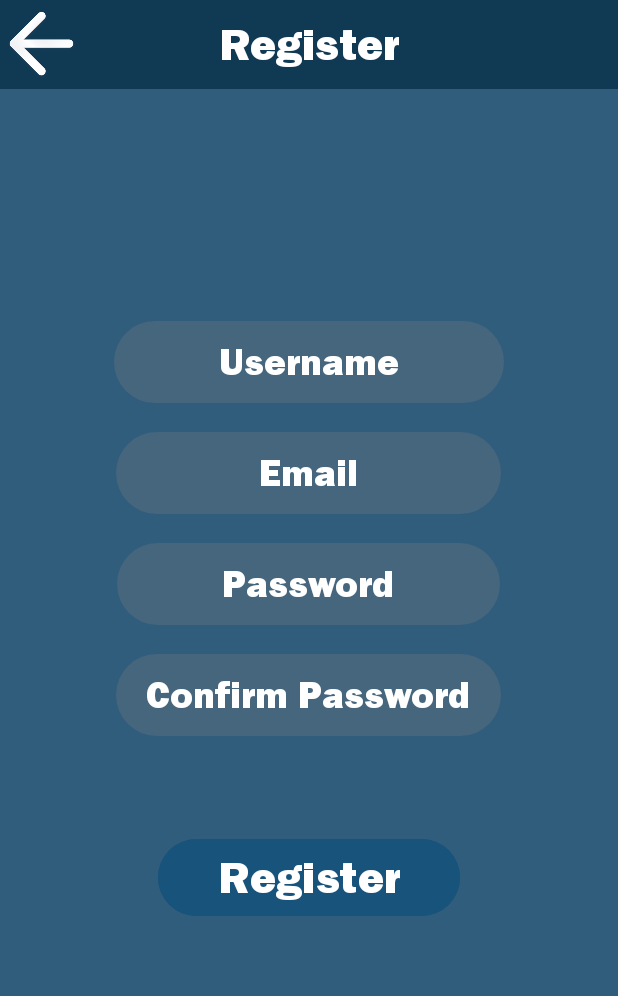
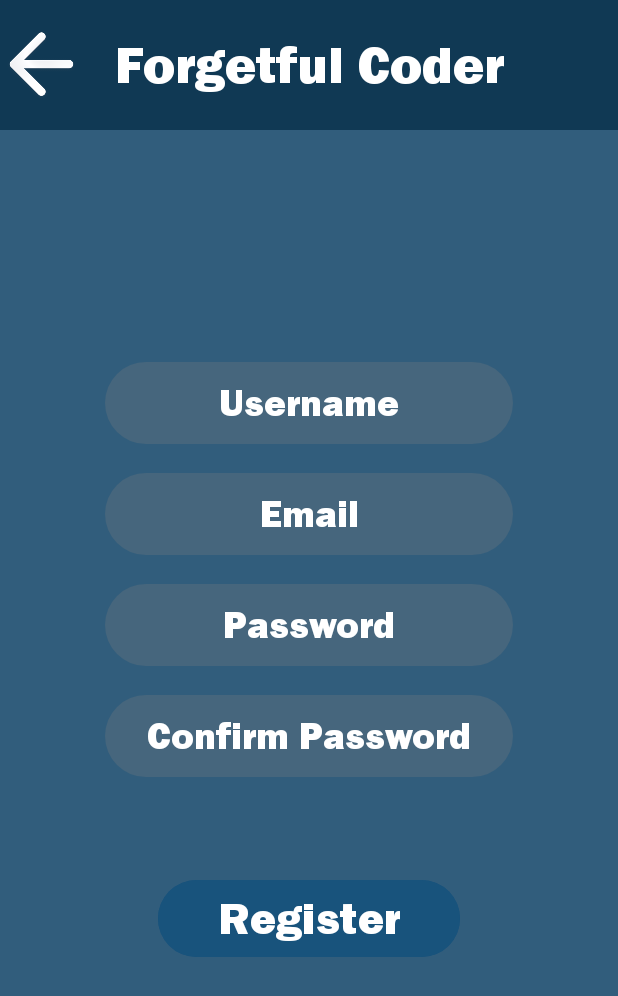
Before and after one commit to 22DP3RGris/ForgetfulCoder, an Android app: the Register screen opened directly, with no data from a screen before it, on a phone screen of 412 x 824 dp. Shown: the top 996 px of the screen. Run offline under Robolectric (Android 15) with nearby library versions, the phone set to English and light mode, and no system bars.

Commit message:
settings and register and login text change

```diff
--- a/app/src/main/res/layout/activity_about.xml
+++ b/app/src/main/res/layout/activity_about.xml
@@ -60,6 +60,7 @@
             android:textSize="30sp"
             android:textColor="@color/white"
             android:layout_marginHorizontal="30dp"
+            android:fontFamily="@font/franklingothicheavy"
             android:text="@string/about_text"
             />
 
--- a/app/src/main/res/layout/activity_register.xml
+++ b/app/src/main/res/layout/activity_register.xml
@@ -5,7 +5,8 @@
     android:layout_width="match_parent"
     android:layout_height="match_parent"
     tools:context=".Register"
-    android:background="@color/background">
+    android:background="@color/background"
+    >
 
     <TextView
         android:id="@+id/navBarFill"
@@ -25,12 +26,12 @@
 
     <TextView
         android:id="@+id/headcat"
-        android:text="@string/register"
+        android:text="@string/forgetful_coder"
         android:fontFamily="@font/franklingothicheavy"
-        android:textSize="30sp"
+        android:textSize="35sp"
         android:background="@color/topbar"
         android:textColor="@color/white"
-        android:padding="10dp"
+        android:padding="20dp"
         android:textAlignment="center"
         android:layout_width="match_parent"
         android:layout_height="wrap_content"
@@ -52,28 +53,49 @@
 
     <EditText
         android:id="@+id/usernameReg"
-        android:text="@string/username"
-        android:textColor="@color/white"
+        android:hint="@string/username"
+        android:textColorHint="@color/white"
         android:layout_below="@+id/headcat"
         android:background="@drawable/username_button_border"
-        android:layout_width="wrap_content"
+        android:layout_width="match_parent"
         android:layout_height="wrap_content"
+        android:textColor="@color/white"
         android:textAlignment="center"
         android:layout_centerHorizontal="true"
         android:layout_marginTop="150dp"
         android:fontFamily="@font/franklingothicheavy"
         android:textSize="25dp"
         android:paddingVertical="15dp"
-        android:paddingHorizontal="70dp"
+        android:inputType="none"
+        android:layout_marginHorizontal="70dp"
         />
 
     <EditText
         android:id="@+id/emailReg"
-        android:text="@string/email"
-        android:textColor="@color/white"
+        android:hint="@string/email"
+        android:textColorHint="@color/white"
         android:layout_below="@+id/usernameReg"
         android:background="@drawable/username_button_border"
-        android:layout_width="wrap_content"
+        android:layout_width="match_parent"
+        android:layout_height="wrap_content"
+        android:textColor="@color/white"
+        android:textAlignment="center"
+        android:layout_centerHorizontal="true"
+        android:fontFamily="@font/franklingothicheavy"
+        android:textSize="25dp"
+        android:layout_marginTop="10dp"
+        android:paddingVertical="15dp"
+        android:layout_marginHorizontal="70dp"
+        />
+
+    <EditText
+        android:id="@+id/passwordReg"
+        android:hint="@string/password"
+        android:textColorHint="@color/white"
+        android:textColor="@color/white"
+        android:layout_below="@+id/emailReg"
+        android:background="@drawable/username_button_border"
+        android:layout_width="match_parent"
         android:layout_height="wrap_content"
         android:textAlignment="center"
         android:layout_centerHorizontal="true"
@@ -81,16 +103,17 @@
         android:textSize="25dp"
         android:layout_marginTop="10dp"
         android:paddingVertical="15dp"
-        android:paddingHorizontal="95dp"
+        android:layout_marginHorizontal="70dp"
         />
 
     <EditText
-        android:id="@+id/passwordReg"
-        android:text="@string/password"
+        android:id="@+id/passwordConReg"
+        android:hint="@string/passwordcon"
+        android:textColorHint="@color/white"
+        android:layout_below="@+id/passwordReg"
         android:textColor="@color/white"
-        android:layout_below="@+id/emailReg"
         android:background="@drawable/username_button_border"
-        android:layout_width="wrap_content"
+        android:layout_width="match_parent"
         android:layout_height="wrap_content"
         android:textAlignment="center"
         android:layout_centerHorizontal="true"
@@ -98,25 +121,9 @@
         android:textSize="25dp"
         android:layout_marginTop="10dp"
         android:paddingVertical="15dp"
-        android:paddingHorizontal="70dp"
+        android:layout_marginHorizontal="70dp"
         />
 
-    <EditText
-        android:id="@+id/passwordConReg"
-        android:text="@string/passwordcon"
-        android:textColor="@color/white"
-        android:layout_below="@+id/passwordReg"
-        android:background="@drawable/username_button_border"
-        android:layout_width="wrap_content"
-        android:layout_height="wrap_content"
-        android:textAlignment="center"
-        android:layout_centerHorizontal="true"
-        android:fontFamily="@font/franklingothicheavy"
-        android:textSize="25dp"
-        android:layout_marginTop="10dp"
-        android:paddingVertical="15dp"
-        android:paddingHorizontal="20dp"
-        />
     <Button
         android:id="@+id/registerBtn"
         android:layout_below="@+id/passwordConReg"
```
Also changed, not shown: app/src/main/res/layout/activity_login.xml (+11 -9 lines).
